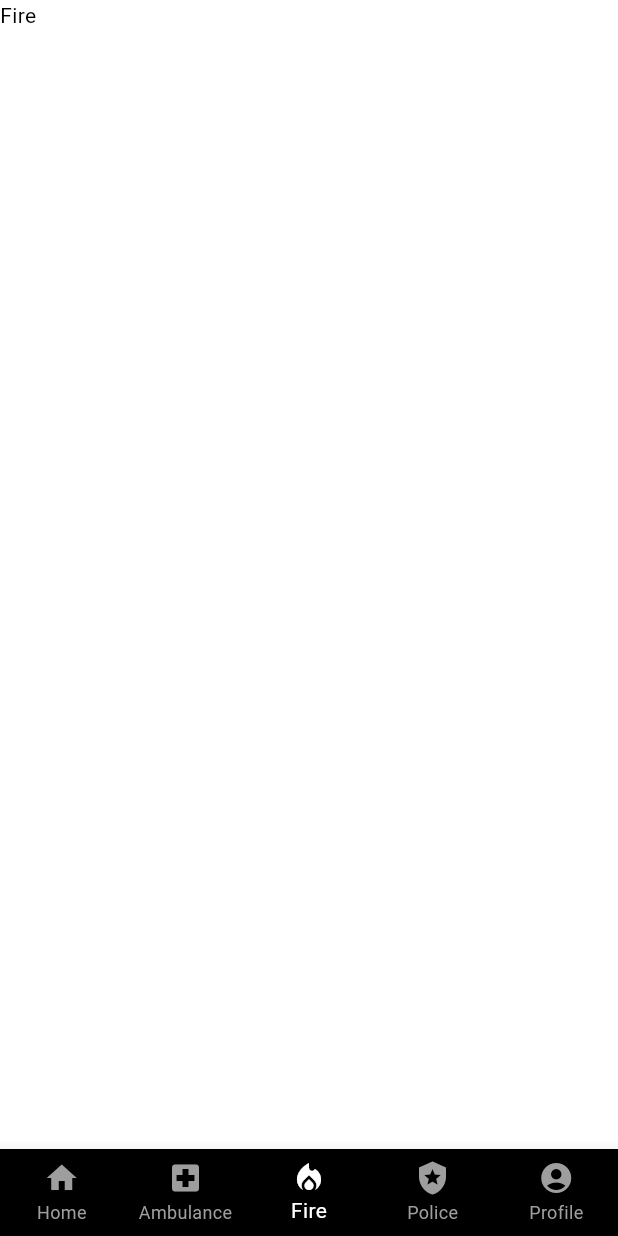
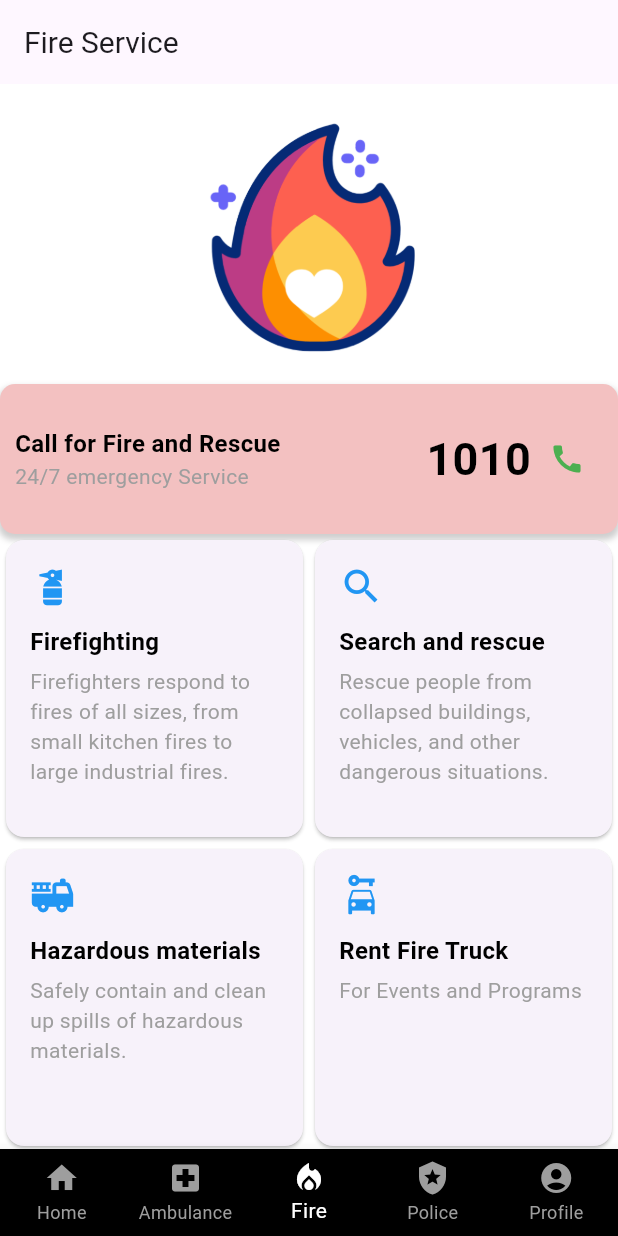
Before and after one commit to jayasooryakdeepak/PFA-Emergency-App, a Flutter app: the screen it shows after launch, item 3 of the bottom bar chosen, on a phone screen of 412 x 824 dp. Run offline on Flutter 3.47's test engine with Material 3 defaults, Android fonts, the phone set to English and light mode, and no system bars; drawn by our look-alikes of carousel_slider; our stand-ins replace geolocator, google_fonts, google_maps_flutter; missing offline and left inert: flutter_polyline_points; Roboto replaces fonts that are missing (Ubuntu).

Commit message:
Widgets added to fire page

```diff
--- a/lib/presentation/fire/screen_fire.dart
+++ b/lib/presentation/fire/screen_fire.dart
@@ -1,13 +1,138 @@
+import 'package:carousel_slider/carousel_slider.dart';
 import 'package:flutter/material.dart';
+import 'package:pfa_app/presentation/ambulance/screen_form.dart';
+import 'package:pfa_app/presentation/widgets/phone_card_Widget.dart';
+import 'package:pfa_app/presentation/widgets/service_card_widget.dart';
 
 class ScreenFire extends StatelessWidget {
   const ScreenFire({super.key});
 
-  @override
+@override
   Widget build(BuildContext context) {
-    return Scaffold(
-      body: Text(
-        'Fire',
+    return SafeArea(
+      child: Scaffold(
+        appBar: AppBar(
+          title: const Text(
+            'Fire Service',
+            style: TextStyle(
+              fontSize: 20,
+            ),
+          ),
+        ),
+        body: SingleChildScrollView(
+          child: Column(
+            children: [
+              CarouselSlider(
+                options: CarouselOptions(
+                  height: 200.0,
+                  autoPlay: true,
+                  autoPlayInterval: const Duration(seconds: 3),
+                  autoPlayAnimationDuration: const Duration(milliseconds: 800),
+                  pauseAutoPlayOnTouch: true,
+                  viewportFraction: 1.0,
+                ),
+                items: [
+                  Image.asset('lib/presentation/fire/assets/fire.gif'),
+                  Image.asset('lib/presentation/fire/assets/fire-extinguisher.gif'),
+                  Image.asset('lib/presentation/fire/assets/fire.gif'),
+                ],
+              ),
+              const PhoneCardWidget(
+                phoneNumber: '1010',
+                text1: 'Call for Fire and Rescue',
+                text2: '24/7 emergency Service',
+              ),
+              GridView.count(
+                shrinkWrap: true,
+                crossAxisCount: 2,
+                children: [
+                  ServiceCardWidget(
+                    icon: Icons.fire_extinguisher,
+                    heading: 'Firefighting',
+                    subtext: 'Firefighters respond to fires of all sizes, from small kitchen fires to large industrial fires.',
+                    onPressed: () {
+                      Navigator.push(
+                        context,
+                        MaterialPageRoute(
+                          builder: (context) => const AmbuForm(),
+                        ),
+                      );
+                    },
+                  ),
+                  ServiceCardWidget(
+                    icon: Icons.search,
+                    heading: 'Search and rescue',
+                    subtext: 'Rescue people from collapsed buildings, vehicles, and other dangerous situations.',
+                    onPressed: () {
+                      Navigator.push(
+                        context,
+                        MaterialPageRoute(
+                          builder: (context) => const ScreenFire() ,
+                        ),
+                      );
+                    },
+                  ),
+                  ServiceCardWidget(
+                    icon: Icons.fire_truck,
+                    heading: 'Hazardous materials',
+                    subtext:
+                        'Safely contain and clean up spills of hazardous materials.',
+                    onPressed: () {
+                      Navigator.push(
+                        context,
+                        MaterialPageRoute(
+                          builder: (context) => const ScreenFire() ,
+                        ),
+                      );
+                    },
+                  ),
+                  ServiceCardWidget(
+                    icon: Icons.car_rental,
+                    heading: 'Rent Fire Truck',
+                    subtext:
+                        'For Events and Programs',
+                    onPressed: () {
+                      Navigator.push(
+                        context,
+                        MaterialPageRoute(
+                          builder: (context) => const ScreenFire(),
+                        ),
+                      );
+                    },
+                  ),
+                  ServiceCardWidget(
+                    icon: Icons.woman,
+                    heading: 'Fire Inspections',
+                    subtext:
+                        'Conduct inspections of businesses and homes to identify and correct fire hazards.',
+                    onPressed: () {
+                      Navigator.push(
+                        context,
+                        MaterialPageRoute(
+                          builder: (context) => const ScreenFire() ,
+                        ),
+                      );
+                    },
+                  ),
+                  ServiceCardWidget(
+                    icon: Icons.warning_rounded,
+                    heading: 'Animal rescue',
+                    subtext:
+                        'For Rescuing animals',
+                    onPressed: () {
+                      Navigator.push(
+                        context,
+                        MaterialPageRoute(
+                          builder: (context) => const ScreenFire(),
+                        ),
+                      );
+                    },
+                  ),
+                ],
+              ),
+            ],
+          ),
+        ),
       ),
     );
   }
--- a/pubspec.yaml
+++ b/pubspec.yaml
@@ -59,6 +59,8 @@ flutter:
     - lib/presentation/home/assets/icon/ambulance.gif
     - lib/presentation/home/assets/icon/police-car.gif
     - lib/presentation/home/assets/icon/car-crash.gif
+    - lib/presentation/fire/assets/fire.gif
+    - lib/presentation/fire/assets/fire-extinguisher.gif
   #   - images/a_dot_ham.jpeg
   # An image asset can refer to one or more resolution-specific "variants", see
   # https://flutter.dev/assets-and-images/#resolution-aware
```
Also changed, not shown: lib/presentation/fire/assets/fire-extinguisher.gif (added), lib/presentation/fire/assets/fire.gif (added), 1 other file.
